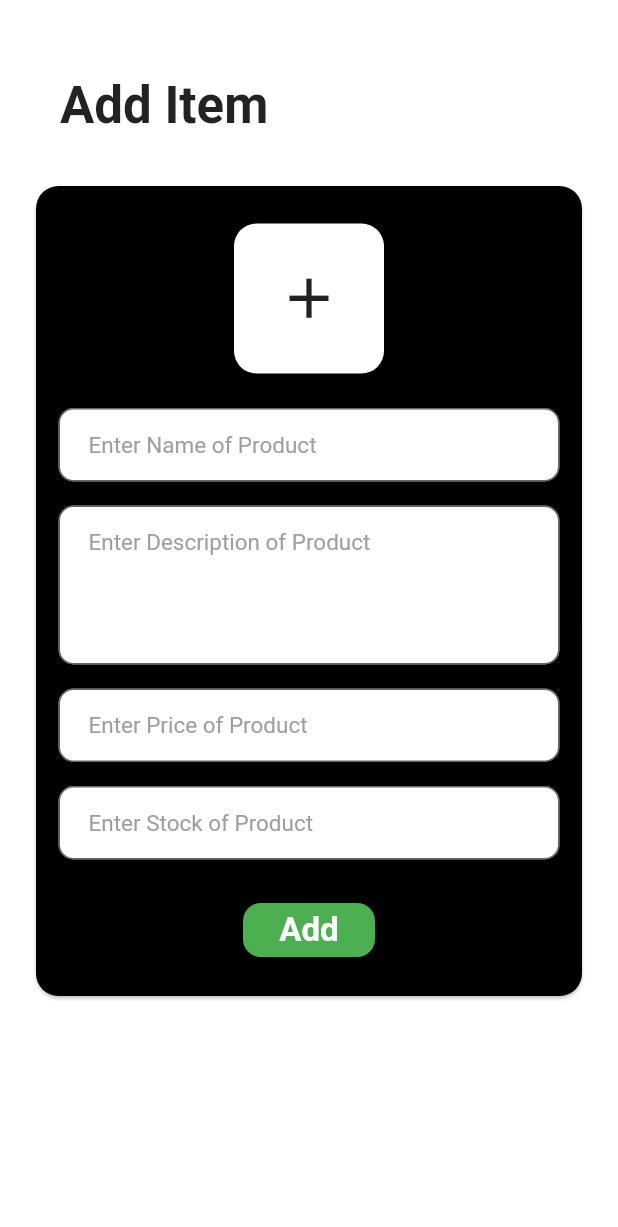
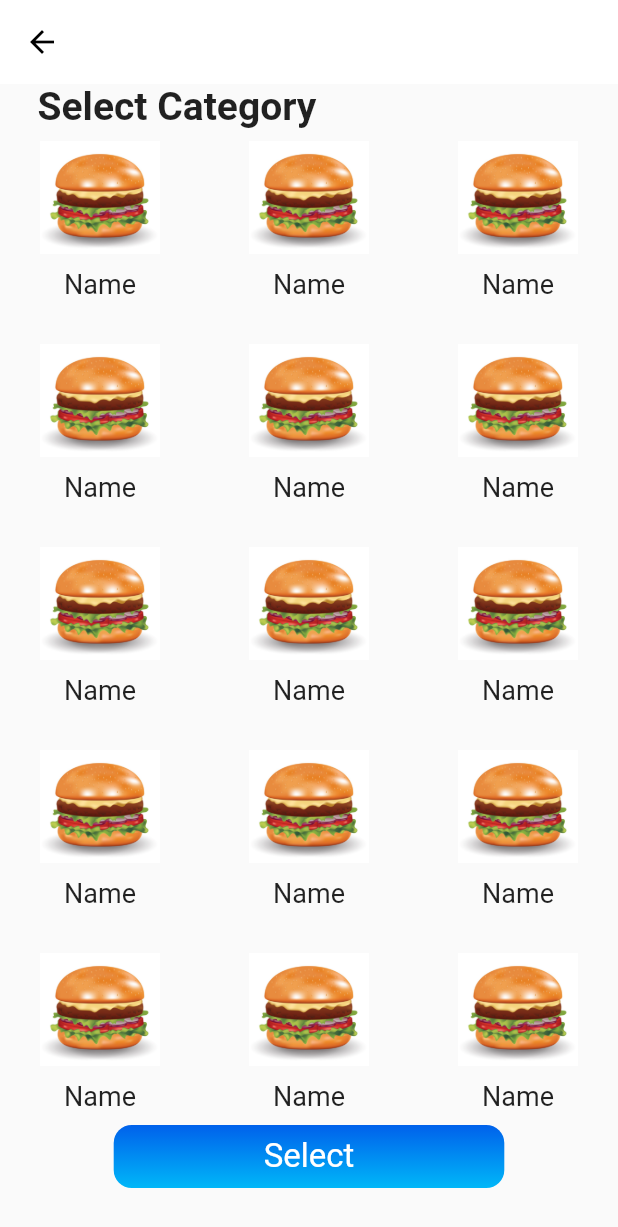
Before and after one commit to sayannath/zero_vendor, a Flutter app: the Inventory screen opened directly, after a tap on the "add" icon, on a phone screen of 412 x 824 dp. Shown: the top 1227 px of the screen. Run offline on Flutter 3.47's test engine with Material 2 defaults, Android fonts, the phone set to English and light mode, and no system bars; our stand-ins replace file_picker, flutter_screenutil, flutter_svg, geolocator, google_nav_bar, shared_preferences; accounts and stored records are empty; project files that could hold a hidden picture were left out.

Commit message:
category

```diff
--- a/lib/main.dart
+++ b/lib/main.dart
@@ -1,4 +1,6 @@
 import 'package:flutter/material.dart';
+import 'package:zero_vendor/view/CategorySelect.dart';
+import 'package:zero_vendor/view/loginPage.dart';
 import 'package:zero_vendor/view/splashScreen.dart';
 
 void main() => runApp(MyApp());
@@ -8,7 +10,6 @@ class MyApp extends StatelessWidget {
   Widget build(BuildContext context) {
     return MaterialApp(
       debugShowCheckedModeBanner: false,
-      // home: ProfilePage(),
       home:SplashScreen()
     );
   }
--- /dev/null
+++ b/lib/view/CategorySelect.dart
@@ -0,0 +1,125 @@
+import 'package:flutter/material.dart';
+import 'package:flutter_svg/svg.dart';
+import 'package:zero_vendor/view/SubCatergorySelect.dart';
+
+class CatergorySelect extends StatefulWidget {
+  @override
+  _CatergorySelectState createState() => _CatergorySelectState();
+}
+
+class _CatergorySelectState extends State<CatergorySelect> {
+  @override
+  Widget build(BuildContext context) {
+    return Scaffold(
+      appBar: AppBar(
+        backgroundColor: Colors.white,
+        elevation: 0,
+        leading: Padding(
+          padding: const EdgeInsets.all(8.0),
+          child: IconButton(
+            alignment: Alignment.topLeft,
+            icon: Icon(
+              Icons.arrow_back,
+              color: Colors.black,
+            ),
+            onPressed: () {},
+          ),
+        ),
+      ),
+      body: Container(
+        height: MediaQuery.of(context).size.height,
+        child: Column(
+          mainAxisSize: MainAxisSize.min,
+          children: [
+            Container(
+              padding: EdgeInsets.only(left: 25),
+              alignment: Alignment.topLeft,
+              child: Text(
+                'Select Category',
+                style: TextStyle(
+                  fontSize: 26,
+                  fontWeight: FontWeight.bold
+                ),
+              ),
+            ),
+            Container(
+              height: MediaQuery.of(context).size.height - 160,
+              child: GridView.count(
+                crossAxisCount: 3,
+                crossAxisSpacing: 6,
+                mainAxisSpacing: 2,
+                children: List.generate(
+                  15,
+                  (index) {
+                    return Container(
+                      height: 80,
+                      width: 80,
+                      child: Column(
+                        children: [
+                          SizedBox(
+                            height: 8,
+                          ),
+                          Image.asset(
+                            'assets/images/food.jpg',
+                            height: 75,
+                            width: 80,
+                            fit: BoxFit.cover,
+                          ),
+                          SizedBox(
+                            height: 10,
+                          ),
+                          Text(
+                            'Name',
+                            textAlign: TextAlign.center,
+                            style: TextStyle(
+                              fontSize: 18,
+                              fontWeight: FontWeight.normal,
+                            ),
+                          ),
+                        ],
+                      ),
+                    );
+                  },
+                ),
+              ),
+            ),
+            InkWell(
+               onTap: () {
+                  Navigator.push(
+                    context,
+                    MaterialPageRoute(
+                      builder: (context) => SubCategorySelect(),
+                    ),
+                  );},
+              child: Container(
+                decoration: BoxDecoration(
+                  borderRadius: BorderRadius.circular(12),
+                  gradient: LinearGradient(
+                    colors: [
+                      Color(0xff0061EB),
+                      Color(0xff00B7F8),
+                    ],
+                    begin: Alignment.topCenter,
+                    end: Alignment.bottomCenter
+                  ),
+                ),
+                child: Padding(
+                  padding: const EdgeInsets.symmetric(vertical:8.0,horizontal: 100),
+
+                    child: Text(
+                      'Select',
+                      style: TextStyle(
+                        fontSize: 22,
+                        color: Colors.white,
+                      ),
+                    ),
+                  ),
+                ),
+              ),
+
+          ],
+        ),
+      ),
+    );
+  }
+}
--- a/lib/view/addItemPage.dart
+++ b/lib/view/addItemPage.dart
@@ -3,21 +3,9 @@ import 'dart:io';
 import 'package:flutter/material.dart';
 import 'package:shared_preferences/shared_preferences.dart';
 import 'package:zero_vendor/models/Category.dart';
-import 'package:zero_vendor/models/product.dart';
-import 'package:zero_vendor/services/authService.dart';
 import 'package:zero_vendor/services/categoryService.dart';
 import 'package:http/http.dart' as http;
 import 'package:file_picker/file_picker.dart';
-import 'package:zero_vendor/services/ProductService.dart';
-import 'package:zero_vendor/models/User.dart';
-import 'package:zero_vendor/services/userService.dart';
-// name:
-//   description:
-//   price:
-//   user :
-//   category:
-//   stock:
-//   photo:
 
 class AddItem extends StatefulWidget {
   @override
@@ -38,6 +26,7 @@ class _AddItemState extends State<AddItem> {
   TextEditingController desc = TextEditingController();
   TextEditingController price = TextEditingController();
   TextEditingController stock = TextEditingController();
+  TextEditingController discount = TextEditingController();
   String catType = '5f4f4ac8fa2ecb66ff4b3d0f';
 
   @override
@@ -130,10 +119,6 @@ class _AddItemState extends State<AddItem> {
               _isLoading
                   ? Container(
                       width: 250,
-                      child: Card(
-                        shape: RoundedRectangleBorder(
-                            borderRadius: BorderRadius.circular(15)),
-                        color: Colors.black,
                       child: Column(
                         mainAxisSize: MainAxisSize.min,
                         mainAxisAlignment: MainAxisAlignment.center,
@@ -152,16 +137,22 @@ class _AddItemState extends State<AddItem> {
                               child: load
                                   ? Container(
                                       decoration: BoxDecoration(
-                                          borderRadius:
-                                              BorderRadius.circular(15),
+                                        color: Colors.grey[300],
+                                        borderRadius: BorderRadius.circular(15),
                                         image: DecorationImage(
                                             image: FileImage(file),
                                             fit: BoxFit.cover),
                                       ),
                                     )
-                                    : Icon(
+                                  : Container(
+                                      decoration: BoxDecoration(
+                                        color: Colors.grey[300],
+                                         borderRadius: BorderRadius.circular(15),
+                                      ),
+                                      child: Icon(
                                         Icons.add,
                                         size: 45,
+                                      ),
                                     ),
                               onTap: () {
                                 setState(() {
@@ -180,76 +171,64 @@ class _AddItemState extends State<AddItem> {
                               },
                             ),
                           ),
-                            Container(),
                           SizedBox(
                             height: 15,
                           ),
+              Text("Category: Fruits",style: TextStyle(fontSize: 18,fontWeight: FontWeight.bold),),
+              Text("Sub-Category: Apple"),
                           tff('Enter Name of Product', 1, name,
                               TextInputType.name),
                           tff('Enter Description of Product', 4, desc,
                               TextInputType.text),
                           tff('Enter Price of Product', 1, price,
                               TextInputType.number),
+                              tff('Enter Discount on Product', 1, discount,
+                              TextInputType.number),
                           tff('Enter Stock of Product', 1, stock,
                               TextInputType.number),
-                            // Padding(
-                            //   padding: EdgeInsets.symmetric(
-                            //       vertical: 8.0, horizontal: 15),
-                            //   child: Container(
-                            //     decoration: BoxDecoration(
-                            //         borderRadius: BorderRadius.circular(10.0),
-                            //         color: Colors.white),
-                            //     child: ddcat(),
-                            //   ),
-                            // ),
                           SizedBox(
                             height: 15,
                           ),
-                            MaterialButton(
-                              shape: RoundedRectangleBorder(
-                                  borderRadius: BorderRadius.circular(12)),
-                              onPressed: () async {
-                                // print(name.text);
-                                // print(desc.text);
-                                // print(price.text);
-                                // print(stock.text);
-                                // print(file.absolute.path);
-                                // print(catType);
-
-                                // Product product = Product(
-                                //   description: desc.text,
-                                //   name: name.text,
-                                //   price: double.parse(price.text),
-                                //   stock: int.parse(stock.text),
-                                //   category: catType,
-                                //   photo: file.absolute.path,
-                                //   user: id,
-                                // );
-                                //print(product.user);
-                                http.Response response = await http.post(
-                                    'http://192.168.1.5:3000/api/product/create/5f49572dd72fc8a8acf710c5',
-                                    headers: {
-                                      "Content-Type": "application/form-data",
-                                      "Authorization":
-                                          "Bearer eyJhbGciOiJIUzI1NiIsInR5cCI6IkpXVCJ9.eyJfaWQiOiI1ZjQ5NTcyZGQ3MmZjOGE4YWNmNzEwYzUiLCJpYXQiOjE1OTkxMzEwMTd9.MZZzGipQPLiI2JfXqla3eJbCjkh59FUy-7UuG-32iro"
+                          Container(
+                            decoration: BoxDecoration(
+                              borderRadius: BorderRadius.circular(12),
+                              gradient: LinearGradient(
+                                  colors: [
+                                    Color(0xff0061EB),
+                                    Color(0xff00B7F8),
+                                  ],
+                                  begin: Alignment.topCenter,
+                                  end: Alignment.bottomCenter),
+                            ),
+                            child: InkWell(
+                              onTap: () {
+                                // http.Response response = await http.post(
+                                //                   'http://192.168.1.5:3000/api/product/create/5f49572dd72fc8a8acf710c5',
+                                //                   headers: {
+                                //                     "Content-Type": "application/form-data",
+                                //                     "Authorization":
+                                //                         "Bearer eyJhbGciOiJIUzI1NiIsInR5cCI6IkpXVCJ9.eyJfaWQiOiI1ZjQ5NTcyZGQ3MmZjOGE4YWNmNzEwYzUiLCJpYXQiOjE1OTkxMzEwMTd9.MZZzGipQPLiI2JfXqla3eJbCjkh59FUy-7UuG-32iro"
+                                //                   },
+                                //                   body: json.encode({
+                                //                     "name": "Condom",
+                                //                     "description": "Good for having sex",
+                                //                     "price": "13",
+                                //                     "stock": "100",
+                                //                     "category": "5f4c779ff98a660b4b7b97af",
+                                //                     "user": "5f49572dd72fc8a8acf710c5"
+                                //                   }));
+                                //               print(response.body);
                               },
-                                    body: json.encode({
-                                      "name": "Condom",
-                                      "description": "Good for having sex",
-                                      "price": "13",
-                                      "stock": "100",
-                                      "category": "5f4c779ff98a660b4b7b97af",
-                                      "user": "5f49572dd72fc8a8acf710c5"
-                                    }));
-                                print(response.body);
-                              },
-                              color: Colors.green,
+                              child: Padding(
+                                padding: const EdgeInsets.symmetric(
+                                    vertical: 8.0, horizontal: 100),
                                 child: Text(
-                                'Add',
+                                  'Add item',
                                   style: TextStyle(
                                     fontSize: 22,
-                                  fontWeight: FontWeight.bold,
                                     color: Colors.white,
+                                  ),
+                                ),
                               ),
                             ),
                           ),
@@ -257,7 +236,6 @@ class _AddItemState extends State<AddItem> {
                             height: 20,
                           ),
                         ],
-                        ),
                       ),
                     )
                   : Center(
--- a/lib/view/inventory.dart
+++ b/lib/view/inventory.dart
@@ -1,4 +1,5 @@
 import 'package:flutter/material.dart';
+import 'package:zero_vendor/view/CategorySelect.dart';
 import 'package:zero_vendor/view/addItemPage.dart';
 
 class Inventory extends StatefulWidget {
@@ -151,7 +152,7 @@ class _InventoryState extends State<Inventory> {
             Navigator.push(
               context,
               MaterialPageRoute(
-                builder: (context) => AddItem(),
+                builder: (context) => CatergorySelect(),
               ),
             );
           },
--- a/pubspec.yaml
+++ b/pubspec.yaml
@@ -21,6 +21,7 @@ dependencies:
   curved_navigation_bar: ^0.3.3
   google_nav_bar: ^3.0.0
   file_picker: ^1.13.3
+  flutter_svg: ^0.19.0
 
 dev_dependencies:
   flutter_test:
@@ -29,5 +30,4 @@ dev_dependencies:
 flutter:
   uses-material-design: true
   assets:
-    - assets/images/splashScreenLogo.png
-    - assets/images/avatar.png
+    - assets/images/
```
Also changed, not shown: lib/view/SubCatergorySelect.dart (added, +117 -0 lines), assets/images/food.jpg (added), pubspec.lock, 1 other file. Lines whose indentation alone changed are shown as unchanged.
